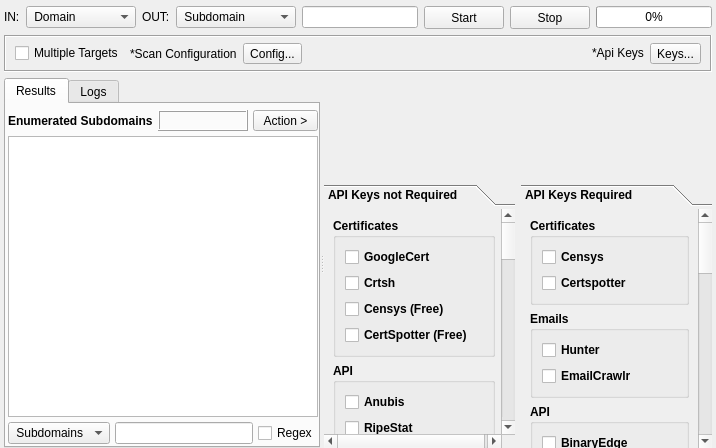
The window that sub3suite/src/engines/osint/Osint.ui (3nock/OTE) describes before a commit, drawn with Qt 5.
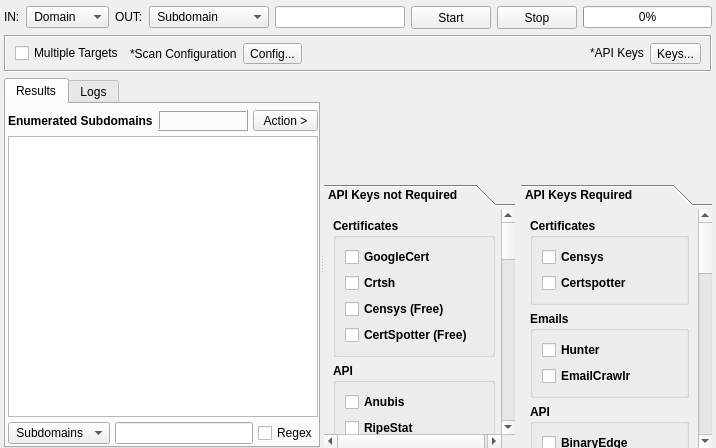
The same window after the commit. Custom widgets are drawn as their Qt base class.

```diff
--- a/sub3suite/src/engines/osint/Osint.ui
+++ b/sub3suite/src/engines/osint/Osint.ui
@@ -54,8 +54,8 @@
       <widget class="QComboBox" name="comboBoxInput">
        <property name="minimumSize">
         <size>
-         <width>110</width>
-         <height>21</height>
+         <width>0</width>
+         <height>0</height>
         </size>
        </property>
        <property name="focusPolicy">
@@ -129,8 +129,8 @@
       <widget class="QComboBox" name="comboBoxOutput">
        <property name="minimumSize">
         <size>
-         <width>110</width>
-         <height>21</height>
+         <width>0</width>
+         <height>0</height>
         </size>
        </property>
        <property name="maximumSize">
@@ -368,7 +368,7 @@
          </sizepolicy>
         </property>
         <property name="text">
-         <string>*Api Keys</string>
+         <string>*API Keys</string>
         </property>
        </widget>
       </item>
```
Left out of the diff: 10 changed lines with no effect on the pictures.
